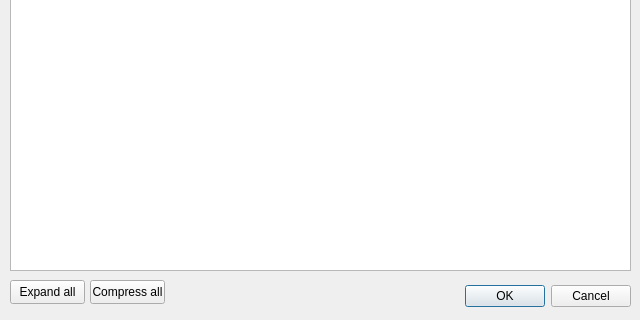
Old version of the form wadas/ui/qt/configure_camera_to_actuator_associations.ui in the repository stefanodellosa-personal/WADAS; both pictures show x 0 to 640 and y 160 to 480 of the 640 by 480 pixel window.
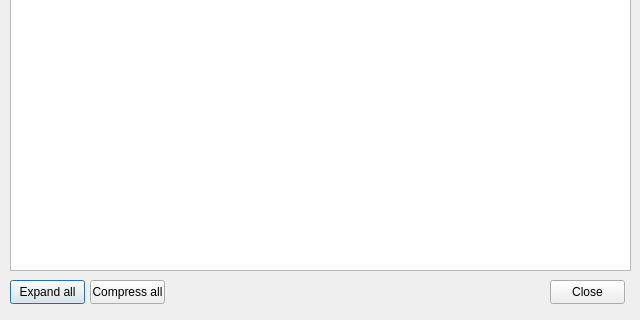
New version of the form.

Patch:
```diff
--- a/wadas/ui/qt/configure_camera_to_actuator_associations.ui
+++ b/wadas/ui/qt/configure_camera_to_actuator_associations.ui
@@ -13,22 +13,6 @@
   <property name="windowTitle">
    <string>Camera to Actuator associations</string>
   </property>
-  <widget class="QDialogButtonBox" name="buttonBox">
-   <property name="geometry">
-    <rect>
-     <x>270</x>
-     <y>440</y>
-     <width>361</width>
-     <height>32</height>
-    </rect>
-   </property>
-   <property name="orientation">
-    <enum>Qt::Orientation::Horizontal</enum>
-   </property>
-   <property name="standardButtons">
-    <set>QDialogButtonBox::StandardButton::Cancel|QDialogButtonBox::StandardButton::Ok</set>
-   </property>
-  </widget>
   <widget class="QTreeView" name="treeView">
    <property name="geometry">
     <rect>
@@ -78,6 +62,19 @@
     <string>Compress all</string>
    </property>
   </widget>
+  <widget class="QPushButton" name="pushButton_close">
+   <property name="geometry">
+    <rect>
+     <x>550</x>
+     <y>440</y>
+     <width>75</width>
+     <height>24</height>
+    </rect>
+   </property>
+   <property name="text">
+    <string>Close</string>
+   </property>
+  </widget>
  </widget>
  <resources/>
  <connections>
```
Left out of the diff: 35 changed lines with no effect on the pictures.
